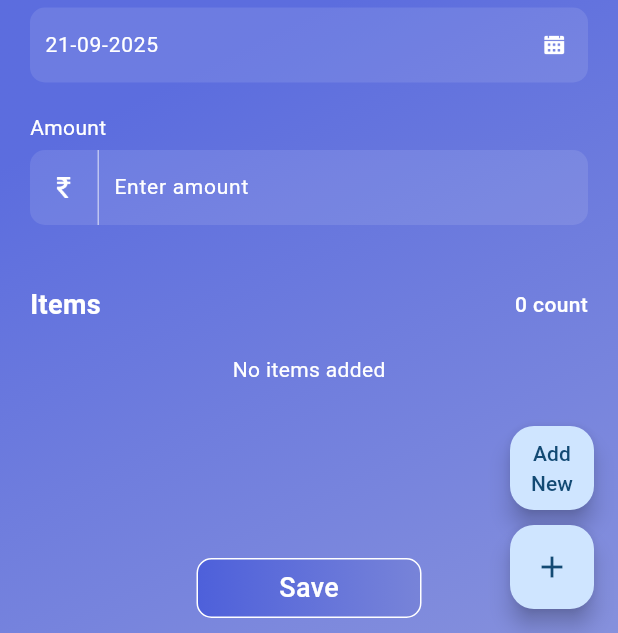
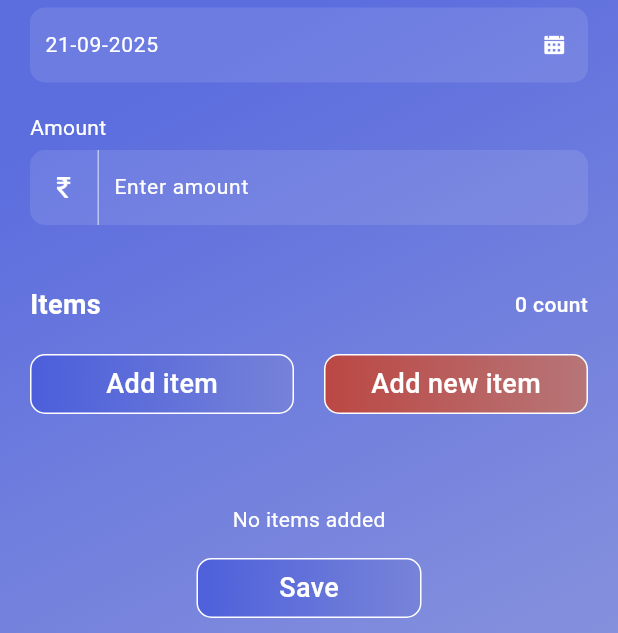
Before and after one commit to Saran90/Purchase-App, a Flutter app: the AddPurchaseBillScreen screen opened by its route, on a phone screen of 412 x 824 dp, the part 603-1236 px from its top. Run offline on Flutter 3.47's test engine with Material 3 defaults, Android fonts, the phone set to English and light mode, and no system bars; drawn by our look-alikes of flutter_typeahead, toastification; our stand-ins replace dartz, dio, dropdown_button2, equatable, flutter_slidable, flutter_svg and 2 more; missing offline and left inert: date_picker_plus, simple_barcode_scanner; accounts and stored records are empty.

Commit message:
fix: repositioning of buttons

```diff
--- a/lib/features/purchase_bill/add/add_purchase_bill_screen.dart
+++ b/lib/features/purchase_bill/add/add_purchase_bill_screen.dart
@@ -19,20 +19,6 @@ class AddPurchaseBillScreen extends StatelessWidget {
   @override
   Widget build(BuildContext context) {
     return Scaffold(
-      floatingActionButton: Column(
-        mainAxisAlignment: MainAxisAlignment.end,
-        children: [
-          FloatingActionButton(
-            onPressed: _controller.onAddNewClicked,
-            child: Center(child: Text('Add New', textAlign: TextAlign.center)),
-          ),
-          const SizedBox(height: 10),
-          FloatingActionButton(
-            onPressed: _controller.onAddClicked,
-            child: Icon(Icons.add),
-          ),
-        ],
-      ),
       body: Container(
         decoration: BoxDecoration(
           gradient: LinearGradient(
@@ -243,7 +229,34 @@ class AddPurchaseBillScreen extends StatelessWidget {
                             ],
                           ),
                           const SizedBox(height: 20),
-                          Obx(
+                          Row(
+                            mainAxisAlignment: MainAxisAlignment.spaceBetween,
+                            children: [
+                              Expanded(
+                                child: AppButton(
+                                  label: 'Add item',
+                                  onSubmit: _controller.onAddClicked,
+                                  startColor: appColorGradient1,
+                                  endColor: appColorGradient2,
+                                ),
+                              ),
+                              const SizedBox(width: 20,),
+                              Expanded(
+                                child: AppButton(
+                                  label: 'Add new item',
+                                  onSubmit: _controller.onAddNewClicked,
+                                  startColor: appColorGradient3,
+                                  endColor: appColorGradient4,
+                                ),
+                              ),
+                            ],
+                          ),
+                          const SizedBox(height: 20),
+                          ConstrainedBox(
+                            constraints: BoxConstraints(
+                              minHeight: 100
+                            ),
+                            child: Obx(
                                   () =>
                               _controller.items.isEmpty
                                   ? Center(
@@ -275,6 +288,7 @@ class AddPurchaseBillScreen extends StatelessWidget {
                                 ),
                               ),
                             ),
+                          )
                         ],
                       ),
                     ),
```
Lines whose indentation alone changed are shown as unchanged.
